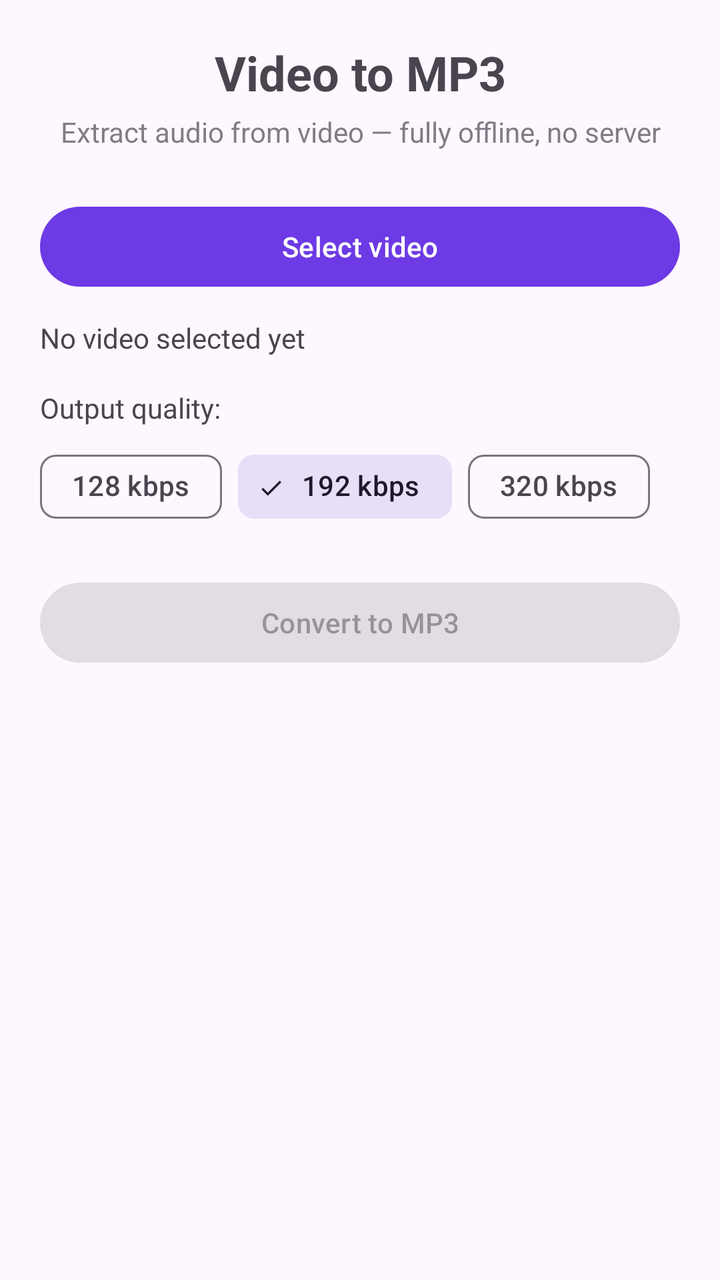
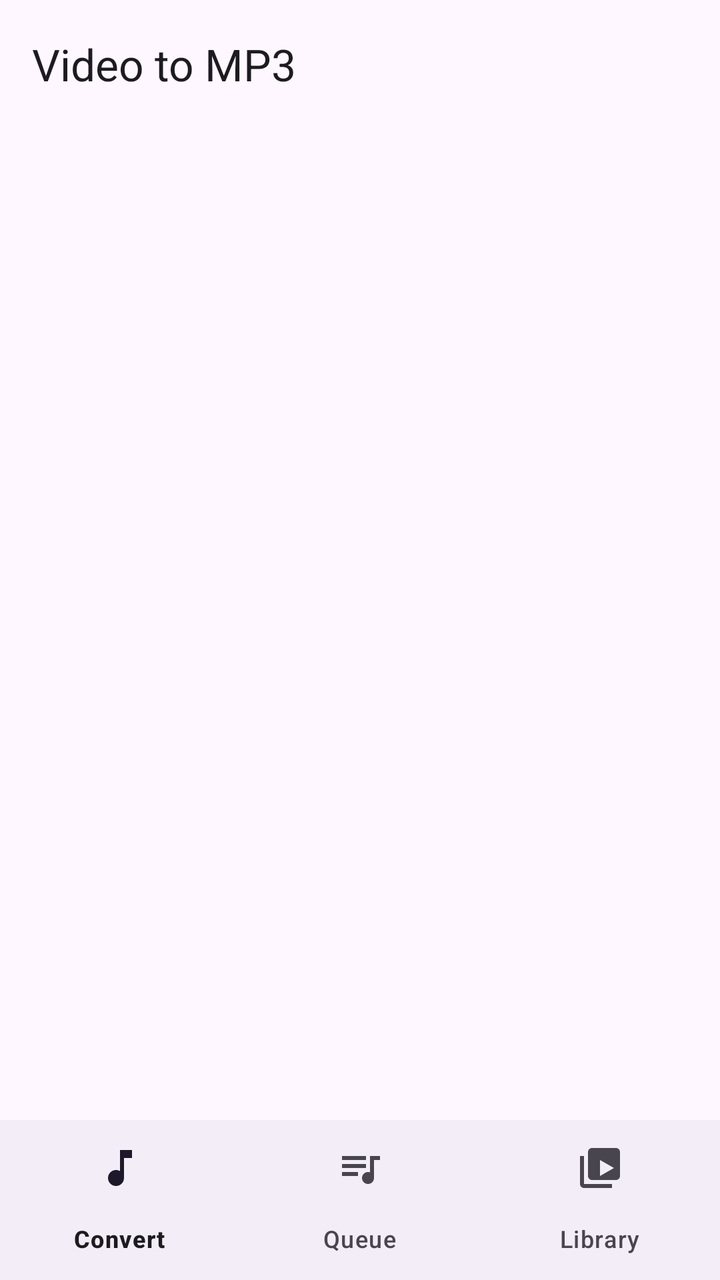

Screens rendered from an Android XML layout before and after an edit, with the pre-edit source and the edit as a unified diff.
<!-- AndroidManifest.xml: application theme Theme.VideoToMp3 -->
<!-- res/layout/activity_main.xml -->
<?xml version="1.0" encoding="utf-8"?>
<ScrollView xmlns:android="http://schemas.android.com/apk/res/android"
    android:layout_width="match_parent"
    android:layout_height="match_parent"
    android:fillViewport="true">

    <LinearLayout
        android:layout_width="match_parent"
        android:layout_height="wrap_content"
        android:orientation="vertical"
        android:padding="20dp">

        <TextView
            android:layout_width="match_parent"
            android:layout_height="wrap_content"
            android:text="@string/app_name"
            android:textSize="24sp"
            android:textStyle="bold"
            android:gravity="center"
            android:paddingBottom="4dp" />

        <TextView
            android:layout_width="match_parent"
            android:layout_height="wrap_content"
            android:text="@string/subtitle"
            android:textSize="14sp"
            android:alpha="0.7"
            android:gravity="center"
            android:paddingBottom="24dp" />

        <com.google.android.material.button.MaterialButton
            android:id="@+id/btnPick"
            android:layout_width="match_parent"
            android:layout_height="wrap_content"
            android:text="@string/pick_video" />

        <TextView
            android:id="@+id/txtFile"
            android:layout_width="match_parent"
            android:layout_height="wrap_content"
            android:text="@string/no_file"
            android:paddingTop="12dp"
            android:paddingBottom="16dp"
            android:textSize="14sp" />

        <TextView
            android:layout_width="match_parent"
            android:layout_height="wrap_content"
            android:text="@string/quality_label"
            android:textSize="14sp"
            android:paddingBottom="6dp" />

        <com.google.android.material.chip.ChipGroup
            android:id="@+id/chipQuality"
            android:layout_width="match_parent"
            android:layout_height="wrap_content"
            app:singleSelection="true"
            app:selectionRequired="true"
            android:paddingBottom="20dp"
            xmlns:app="http://schemas.android.com/apk/res-auto">

            <com.google.android.material.chip.Chip
                android:id="@+id/chip128"
                style="@style/Widget.Material3.Chip.Filter"
                android:layout_width="wrap_content"
                android:layout_height="wrap_content"
                android:text="128 kbps" />

            <com.google.android.material.chip.Chip
                android:id="@+id/chip192"
                style="@style/Widget.Material3.Chip.Filter"
                android:layout_width="wrap_content"
                android:layout_height="wrap_content"
                android:checked="true"
                android:text="192 kbps" />

            <com.google.android.material.chip.Chip
                android:id="@+id/chip320"
                style="@style/Widget.Material3.Chip.Filter"
                android:layout_width="wrap_content"
                android:layout_height="wrap_content"
                android:text="320 kbps" />
        </com.google.android.material.chip.ChipGroup>

        <com.google.android.material.button.MaterialButton
            android:id="@+id/btnConvert"
            android:layout_width="match_parent"
            android:layout_height="wrap_content"
            android:enabled="false"
            android:text="@string/convert" />

        <com.google.android.material.progressindicator.LinearProgressIndicator
            android:id="@+id/progress"
            android:layout_width="match_parent"
            android:layout_height="wrap_content"
            android:layout_marginTop="20dp"
            android:visibility="gone"
            app:indicatorColor="?attr/colorPrimary"
            app:trackCornerRadius="6dp"
            xmlns:app="http://schemas.android.com/apk/res-auto" />

        <TextView
            android:id="@+id/txtStatus"
            android:layout_width="match_parent"
            android:layout_height="wrap_content"
            android:paddingTop="12dp"
            android:gravity="center"
            android:textSize="14sp"
            android:text="" />

        <LinearLayout
            android:id="@+id/resultBar"
            android:layout_width="match_parent"
            android:layout_height="wrap_content"
            android:orientation="horizontal"
            android:visibility="gone"
            android:paddingTop="16dp"
            android:weightSum="2">

            <com.google.android.material.button.MaterialButton
                android:id="@+id/btnShare"
                style="@style/Widget.Material3.Button.OutlinedButton"
                android:layout_width="0dp"
                android:layout_weight="1"
                android:layout_marginEnd="6dp"
                android:layout_height="wrap_content"
                android:text="@string/share" />

            <com.google.android.material.button.MaterialButton
                android:id="@+id/btnSave"
                style="@style/Widget.Material3.Button.OutlinedButton"
                android:layout_width="0dp"
                android:layout_weight="1"
                android:layout_marginStart="6dp"
                android:layout_height="wrap_content"
                android:text="@string/save_music" />
        </LinearLayout>

    </LinearLayout>
</ScrollView>
<!-- resources referenced by this layout -->
<resources>
  <string name="app_name">Video to MP3</string>
  <string name="convert">Convert to MP3</string>
  <string name="no_file">No video selected yet</string>
  <string name="pick_video">Select video</string>
  <string name="quality_label">Output quality:</string>
  <string name="save_music">Save to Music</string>
  <string name="share">Share</string>
  <string name="subtitle">Extract audio from video — fully offline, no server</string>
  <style name="Theme.VideoToMp3" parent="Theme.Material3.DayNight">
          <item name="colorPrimary">@color/brand</item>
          <item name="colorOnPrimary">@color/white</item>
      </style>
  <color name="brand">#FF6D3AE5</color>
  <color name="white">#FFFFFFFF</color>
</resources>

<!-- the commit's change to res/layout/activity_main.xml (unified diff, before → after) -->
@@ -1,140 +1,30 @@
 <?xml version="1.0" encoding="utf-8"?>
-<ScrollView xmlns:android="http://schemas.android.com/apk/res/android"
+<LinearLayout xmlns:android="http://schemas.android.com/apk/res/android"
+    xmlns:app="http://schemas.android.com/apk/res-auto"
     android:layout_width="match_parent"
     android:layout_height="match_parent"
-    android:fillViewport="true">
+    android:orientation="vertical">
 
-    <LinearLayout
+    <com.google.android.material.appbar.AppBarLayout
+        android:layout_width="match_parent"
+        android:layout_height="wrap_content">
+
+        <com.google.android.material.appbar.MaterialToolbar
+            android:id="@+id/toolbar"
+            android:layout_width="match_parent"
+            android:layout_height="?attr/actionBarSize"
+            app:title="@string/app_name" />
+    </com.google.android.material.appbar.AppBarLayout>
+
+    <FrameLayout
+        android:id="@+id/container"
+        android:layout_width="match_parent"
+        android:layout_height="0dp"
+        android:layout_weight="1" />
+
+    <com.google.android.material.bottomnavigation.BottomNavigationView
+        android:id="@+id/bottomNav"
         android:layout_width="match_parent"
         android:layout_height="wrap_content"
-        android:orientation="vertical"
-        android:padding="20dp">
-
-        <TextView
-            android:layout_width="match_parent"
-            android:layout_height="wrap_content"
-            android:text="@string/app_name"
-            android:textSize="24sp"
-            android:textStyle="bold"
-            android:gravity="center"
-            android:paddingBottom="4dp" />
-
-        <TextView
-            android:layout_width="match_parent"
-            android:layout_height="wrap_content"
-            android:text="@string/subtitle"
-            android:textSize="14sp"
-            android:alpha="0.7"
-            android:gravity="center"
-            android:paddingBottom="24dp" />
-
-        <com.google.android.material.button.MaterialButton
-            android:id="@+id/btnPick"
-            android:layout_width="match_parent"
-            android:layout_height="wrap_content"
-            android:text="@string/pick_video" />
-
-        <TextView
-            android:id="@+id/txtFile"
-            android:layout_width="match_parent"
-            android:layout_height="wrap_content"
-            android:text="@string/no_file"
-            android:paddingTop="12dp"
-            android:paddingBottom="16dp"
-            android:textSize="14sp" />
-
-        <TextView
-            android:layout_width="match_parent"
-            android:layout_height="wrap_content"
-            android:text="@string/quality_label"
-            android:textSize="14sp"
-            android:paddingBottom="6dp" />
-
-        <com.google.android.material.chip.ChipGroup
-            android:id="@+id/chipQuality"
-            android:layout_width="match_parent"
-            android:layout_height="wrap_content"
-            app:singleSelection="true"
-            app:selectionRequired="true"
-            android:paddingBottom="20dp"
-            xmlns:app="http://schemas.android.com/apk/res-auto">
-
-            <com.google.android.material.chip.Chip
-                android:id="@+id/chip128"
-                style="@style/Widget.Material3.Chip.Filter"
-                android:layout_width="wrap_content"
-                android:layout_height="wrap_content"
-                android:text="128 kbps" />
-
-            <com.google.android.material.chip.Chip
-                android:id="@+id/chip192"
-                style="@style/Widget.Material3.Chip.Filter"
-                android:layout_width="wrap_content"
-                android:layout_height="wrap_content"
-                android:checked="true"
-                android:text="192 kbps" />
-
-            <com.google.android.material.chip.Chip
-                android:id="@+id/chip320"
-                style="@style/Widget.Material3.Chip.Filter"
-                android:layout_width="wrap_content"
-                android:layout_height="wrap_content"
-                android:text="320 kbps" />
-        </com.google.android.material.chip.ChipGroup>
-
-        <com.google.android.material.button.MaterialButton
-            android:id="@+id/btnConvert"
-            android:layout_width="match_parent"
-            android:layout_height="wrap_content"
-            android:enabled="false"
-            android:text="@string/convert" />
-
-        <com.google.android.material.progressindicator.LinearProgressIndicator
-            android:id="@+id/progress"
-            android:layout_width="match_parent"
-            android:layout_height="wrap_content"
-            android:layout_marginTop="20dp"
-            android:visibility="gone"
-            app:indicatorColor="?attr/colorPrimary"
-            app:trackCornerRadius="6dp"
-            xmlns:app="http://schemas.android.com/apk/res-auto" />
-
-        <TextView
-            android:id="@+id/txtStatus"
-            android:layout_width="match_parent"
-            android:layout_height="wrap_content"
-            android:paddingTop="12dp"
-            android:gravity="center"
-            android:textSize="14sp"
-            android:text="" />
-
-        <LinearLayout
-            android:id="@+id/resultBar"
-            android:layout_width="match_parent"
-            android:layout_height="wrap_content"
-            android:orientation="horizontal"
-            android:visibility="gone"
-            android:paddingTop="16dp"
-            android:weightSum="2">
-
-            <com.google.android.material.button.MaterialButton
-                android:id="@+id/btnShare"
-                style="@style/Widget.Material3.Button.OutlinedButton"
-                android:layout_width="0dp"
-                android:layout_weight="1"
-                android:layout_marginEnd="6dp"
-                android:layout_height="wrap_content"
-                android:text="@string/share" />
-
-            <com.google.android.material.button.MaterialButton
-                android:id="@+id/btnSave"
-                style="@style/Widget.Material3.Button.OutlinedButton"
-                android:layout_width="0dp"
-                android:layout_weight="1"
-                android:layout_marginStart="6dp"
-                android:layout_height="wrap_content"
-                android:text="@string/save_music" />
-        </LinearLayout>
-
-    </LinearLayout>
-</ScrollView>
+        app:menu="@menu/bottom_nav" />
+</LinearLayout>
<!-- resource entries referenced after the edit -->
@@ -1,13 +1,6 @@
 <!-- resources referenced by this layout -->
 <resources>
   <string name="app_name">Video to MP3</string>
-  <string name="convert">Convert to MP3</string>
-  <string name="no_file">No video selected yet</string>
-  <string name="pick_video">Select video</string>
-  <string name="quality_label">Output quality:</string>
-  <string name="save_music">Save to Music</string>
-  <string name="share">Share</string>
-  <string name="subtitle">Extract audio from video — fully offline, no server</string>
   <style name="Theme.VideoToMp3" parent="Theme.Material3.DayNight">
           <item name="colorPrimary">@color/brand</item>
           <item name="colorOnPrimary">@color/white</item>
